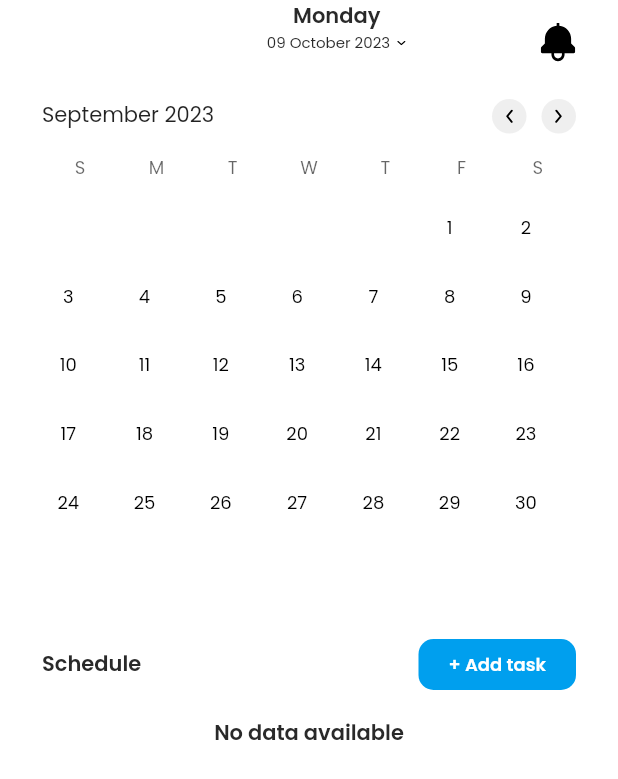
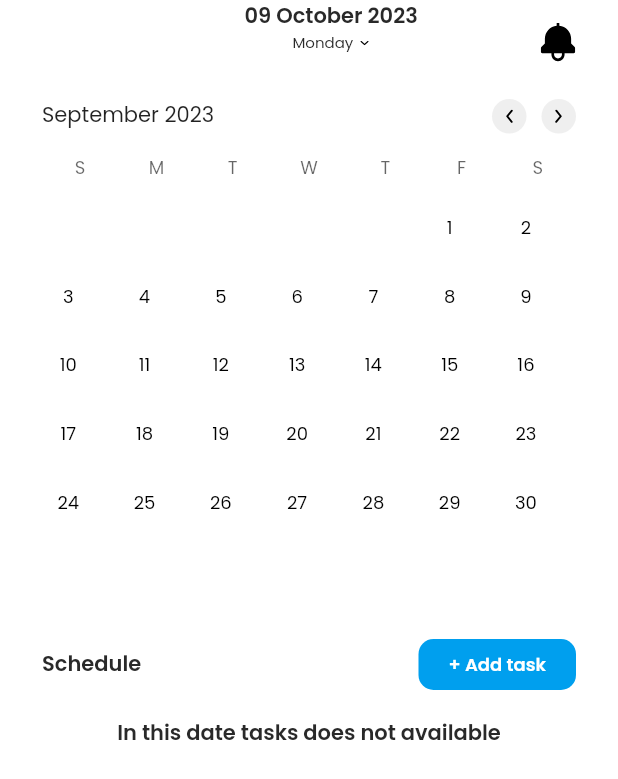
Before and after one commit to YorqinBek7/todo, a Flutter app: the screen it shows after launch, after a tap on an icon or button, on a phone screen of 412 x 824 dp. Shown: the top 779 px of the screen. Run offline on Flutter 3.47's test engine with Material 2 defaults, Android fonts, the phone set to English and light mode, and no system bars; drawn by our look-alikes of zoom_tap_animation; our stand-ins replace dio, equatable, flutter_bloc, flutter_svg, fluttertoast, geolocator and 3 more; accounts and stored records are empty.

Commit message:
added: cubit for change date title

```diff
--- a/lib/main.dart
+++ b/lib/main.dart
@@ -1,9 +1,14 @@
 import 'package:flutter/material.dart';
+import 'package:flutter_bloc/flutter_bloc.dart';
+import 'package:todo/src/features/presentation/cubits/select_needed_day/select_needed_day_cubit.dart';
 import 'package:todo/src/features/presentation/pages/locator.dart';
 
 import 'src/config/app/app.dart';
 
 void main() {
   setupLocator();
-  runApp(const MainApp());
+  runApp(BlocProvider(
+    create: (context) => SelectNeededDayCubit(),
+    child: const MainApp(),
+  ));
 }
--- a/lib/src/config/app/app.dart
+++ b/lib/src/config/app/app.dart
@@ -4,23 +4,26 @@ import 'package:todo/src/config/routes/routes.dart';
 import 'package:todo/src/config/theme/theme.dart';
 import 'package:todo/src/features/presentation/blocs/get_events/get_events_bloc.dart';
 import 'package:todo/src/features/presentation/pages/locator.dart';
-import '../../core/constants/constants.dart';
 import '../../features/presentation/blocs/events_for_calendar/event_for_calendar_bloc.dart';
+import '../../features/presentation/cubits/select_needed_day/select_needed_day_cubit.dart';
 
 class MainApp extends StatelessWidget {
   const MainApp({super.key});
 
   @override
   Widget build(BuildContext context) {
+    var neededDayCubit = BlocProvider.of<SelectNeededDayCubit>(context);
     return MultiBlocProvider(
       providers: [
         BlocProvider(
-          create: (BuildContext context) => GetEventsBloc(locator())
-            ..add(GetTodosEvent(AppConstants.dateTime.toString())),
-        ),
-        BlocProvider(
             create: (context) => EventsForCalendarBloc(locator())
               ..add(EventsForCalendarEvent())),
+        BlocProvider(
+          create: (BuildContext context) => GetEventsBloc(locator())
+            ..add(
+              GetTodosEvent(neededDayCubit.state.dateTime.toString()),
+            ),
+        )
       ],
       child: MaterialApp(
         theme: AppTheme.lighTheme(),
--- a/lib/src/core/constants/constants.dart
+++ b/lib/src/core/constants/constants.dart
@@ -8,7 +8,7 @@ abstract class AppConstants {
   static const String addEventPage = '/add_event_page';
   static const String detailEventPage = '/detail_event_page';
   static const String editEventPage = '/edit_event_page';
-  static DateTime dateTime = DateTime.now();
+  // static DateTime dateTime = DateTime.now();
 
   //EVENT COLORS
   static List<Color> colors = [
--- /dev/null
+++ b/lib/src/features/presentation/cubits/select_needed_day/select_needed_day_cubit.dart
@@ -0,0 +1,19 @@
+import 'package:equatable/equatable.dart';
+import 'package:flutter_bloc/flutter_bloc.dart';
+
+part 'select_needed_day_state.dart';
+
+class SelectNeededDayCubit extends Cubit<SelectNeededDayState> {
+  SelectNeededDayCubit()
+      : super(
+          SelectNeededDayState(
+            dateTime: DateTime.now(),
+          ),
+        );
+
+  void selectDate(DateTime dateTime) {
+    emit(
+      state.copyWith(dateTime: dateTime),
+    );
+  }
+}
--- /dev/null
+++ b/lib/src/features/presentation/cubits/select_needed_day/select_needed_day_state.dart
@@ -0,0 +1,21 @@
+part of 'select_needed_day_cubit.dart';
+
+class SelectNeededDayState extends Equatable {
+  const SelectNeededDayState({
+    required this.dateTime,
+  });
+
+  final DateTime dateTime;
+
+  SelectNeededDayState copyWith({
+    DateTime? dateTime,
+  }) =>
+      SelectNeededDayState(
+        dateTime: dateTime ?? this.dateTime,
+      );
+
+  @override
+  List<Object> get props => [
+        dateTime,
+      ];
+}
--- a/lib/src/features/presentation/pages/main/main_page.dart
+++ b/lib/src/features/presentation/pages/main/main_page.dart
@@ -6,6 +6,7 @@ import 'package:todo/src/core/constants/constants.dart';
 import 'package:todo/src/core/extentions/space.dart';
 import 'package:todo/src/core/extentions/text_styles.dart';
 import 'package:todo/src/features/presentation/blocs/get_events/get_events_bloc.dart';
+import 'package:todo/src/features/presentation/cubits/select_needed_day/select_needed_day_cubit.dart';
 import 'package:todo/src/features/presentation/pages/main/widgets/custom_calendar.dart';
 import 'package:zoom_tap_animation/zoom_tap_animation.dart';
 import '../../../../core/helper/helper.dart';
@@ -30,22 +31,20 @@ class _MainPageState extends State<MainPage> {
 
   @override
   Widget build(BuildContext context) {
+    var neededDayCubit = BlocProvider.of<SelectNeededDayCubit>(context);
+
     return Scaffold(
       appBar: AppBar(),
       body: RefreshIndicator(
         onRefresh: () async {
           BlocProvider.of<GetEventsBloc>(context).add(
-            GetTodosEvent(AppConstants.dateTime.toString()),
+            GetTodosEvent(neededDayCubit.state.dateTime.toString()),
           );
         },
         child: CustomScrollView(
           controller: _scrollController,
           slivers: [
-            CustomAppBar(
-              onTap: () {},
-              date: DateFormat('dd MMMM yyyy').format(DateTime.now()),
-              day: DateFormat('EEEE').format(DateTime.now()),
-            ),
+            const CustomAppBar(),
             SliverToBoxAdapter(
               child: 10.ph,
             ),
@@ -81,7 +80,7 @@ class _MainPageState extends State<MainPage> {
                               ZoomTapAnimation(
                                 onTap: () {
                                   Helper.showMessage(
-                                    '${DateFormat('dd MMMM yyyy').format(AppConstants.dateTime)} has been chosen',
+                                    '${DateFormat('dd MMMM yyyy').format(neededDayCubit.state.dateTime)} has been chosen',
                                   );
                                   Navigator.pushNamed(
                                     context,
@@ -140,7 +139,7 @@ class _MainPageState extends State<MainPage> {
                         children: [
                           if (state.todosByDateModel.isEmpty)
                             Text(
-                              'No data available',
+                              'In this date tasks does not available',
                               style: context.displayMedium,
                             )
                           else
--- a/lib/src/features/presentation/pages/main/widgets/custom_appbar.dart
+++ b/lib/src/features/presentation/pages/main/widgets/custom_appbar.dart
@@ -1,21 +1,17 @@
 import 'package:flutter/material.dart';
+import 'package:flutter_bloc/flutter_bloc.dart';
 import 'package:flutter_svg/svg.dart';
-import 'package:todo/src/core/constants/constants.dart';
+import 'package:intl/intl.dart';
 import 'package:todo/src/core/extentions/space.dart';
 import 'package:todo/src/core/extentions/text_styles.dart';
+import 'package:todo/src/features/presentation/cubits/select_needed_day/select_needed_day_cubit.dart';
 import 'package:zoom_tap_animation/zoom_tap_animation.dart';
 
 import '../../../../../core/icons/icons.dart';
 
 class CustomAppBar extends StatelessWidget {
-  final VoidCallback onTap;
-  final String date;
-  final String day;
   const CustomAppBar({
     super.key,
-    required this.onTap,
-    required this.date,
-    required this.day,
   });
 
   @override
@@ -26,18 +22,18 @@ class CustomAppBar extends StatelessWidget {
         const Spacer(
           flex: 2,
         ),
-        Column(
+        BlocBuilder<SelectNeededDayCubit, SelectNeededDayState>(
+          builder: (context, state) {
+            return Column(
               children: [
                 Text(
-              day,
+                  DateFormat('dd MMMM yyyy').format(state.dateTime),
                   style: context.displayMedium,
                 ),
-            ZoomTapAnimation(
-              onTap: onTap,
-              child: Row(
+                Row(
                   children: [
                     Text(
-                    date,
+                      DateFormat('EEEE').format(state.dateTime),
                       style: context.displaySmall?.copyWith(fontSize: 10.0),
                     ),
                     4.pw,
@@ -46,14 +42,13 @@ class CustomAppBar extends StatelessWidget {
                     )
                   ],
                 ),
-            ),
               ],
+            );
+          },
         ),
         const Spacer(),
         ZoomTapAnimation(
-          onTap: () {
-            print(AppConstants.dateTime);
-          },
+          onTap: () {},
           child: SvgPicture.asset(
             AppIcons.notification,
           ),
--- a/lib/src/features/presentation/pages/main/widgets/custom_calendar_picker.dart
+++ b/lib/src/features/presentation/pages/main/widgets/custom_calendar_picker.dart
@@ -3,10 +3,10 @@ import 'package:flutter/material.dart';
 import 'package:flutter/rendering.dart';
 import 'package:flutter/services.dart';
 import 'package:flutter_bloc/flutter_bloc.dart';
-import 'package:todo/src/core/constants/constants.dart';
 import 'package:todo/src/core/extentions/space.dart';
 import 'package:todo/src/core/icons/icons.dart';
 import 'package:todo/src/features/presentation/blocs/get_events/get_events_bloc.dart';
+import 'package:todo/src/features/presentation/cubits/select_needed_day/select_needed_day_cubit.dart';
 import 'package:todo/src/features/presentation/pages/main/widgets/seek_button.dart';
 
 const Duration _monthScrollDuration = Duration(milliseconds: 200);
@@ -608,11 +608,13 @@ class _DayPicker extends StatefulWidget {
 class _DayPickerState extends State<_DayPicker> {
   /// List of [FocusNode]s, one for each day of the month.
   late List<FocusNode> _dayFocusNodes;
+  late SelectNeededDayCubit neededDayCubit;
 
   @override
   void initState() {
     super.initState();
-    AppConstants.dateTime = widget.currentDate;
+    neededDayCubit = BlocProvider.of<SelectNeededDayCubit>(context);
+    neededDayCubit.selectDate(widget.currentDate);
 
     final int daysInMonth = DateUtils.getDaysInMonth(
         widget.displayedMonth.year, widget.displayedMonth.month);
@@ -769,9 +771,10 @@ class _DayPickerState extends State<_DayPicker> {
                 focusNode: _dayFocusNodes[day - 1],
                 onTap: () {
                   widget.onChanged(dayToBuild);
-                  AppConstants.dateTime = dayToBuild;
-                  BlocProvider.of<GetEventsBloc>(context)
-                      .add(GetTodosEvent(dayToBuild.toString()));
+                  neededDayCubit.selectDate(dayToBuild);
+                  BlocProvider.of<GetEventsBloc>(context).add(
+                    GetTodosEvent(dayToBuild.toString()),
+                  );
                 },
                 radius: _dayPickerRowHeight / 2 + 4,
                 statesController: MaterialStatesController(states),
--- a/lib/src/features/widgets/icon_with_text.dart
+++ b/lib/src/features/widgets/icon_with_text.dart
@@ -2,7 +2,6 @@ import 'package:flutter/widgets.dart';
 import 'package:flutter_svg/svg.dart';
 import 'package:todo/src/core/extentions/space.dart';
 import 'package:todo/src/core/extentions/text_styles.dart';
-import '../../core/colors/colors.dart';
 
 class IconWithText extends StatelessWidget {
   const IconWithText({
```
Also changed, not shown: lib/src/features/presentation/pages/main/sub_pages/add_event/add_event_page.dart (+22 -17 lines), lib/src/features/presentation/pages/main/sub_pages/detail_event/detail_event_page.dart (+6 -2 lines), lib/src/features/presentation/pages/main/sub_pages/edit_event/edit_event_page.dart (+6 -1 lines). Lines whose indentation alone changed are shown as unchanged.
